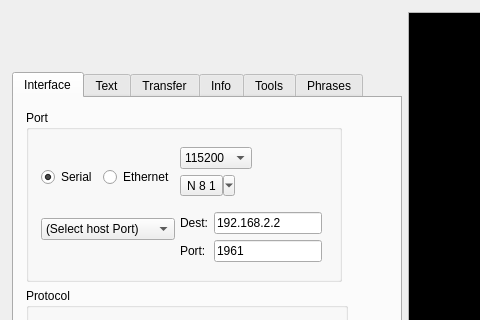
This is mainWindow.ui in strawbot/TimbreTalk as Qt 5 draws it before an edit; both pictures show x 0 to 480 and y 0 to 320 of the 1031 by 644 pixel window. The edited form follows.
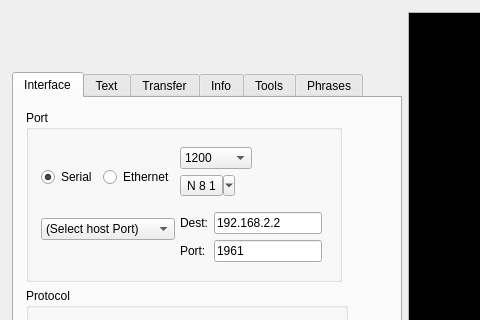
This is the edited form. The open tabs and pages were chosen to show the change.

Commit message: added more baud rates

The edit to the form file:
```diff
--- a/mainWindow.ui
+++ b/mainWindow.ui
@@ -155,11 +155,16 @@
                        <bool>false</bool>
                       </property>
                       <property name="currentIndex">
-                       <number>5</number>
+                       <number>0</number>
                       </property>
                       <property name="frame">
                        <bool>true</bool>
                       </property>
+                      <item>
+                       <property name="text">
+                        <string>1200</string>
+                       </property>
+                      </item>
                       <item>
                        <property name="text">
                         <string>9600</string>
```
Left out of the diff: 9 changed lines with no effect on the pictures. The commit also changes 1 other file.
